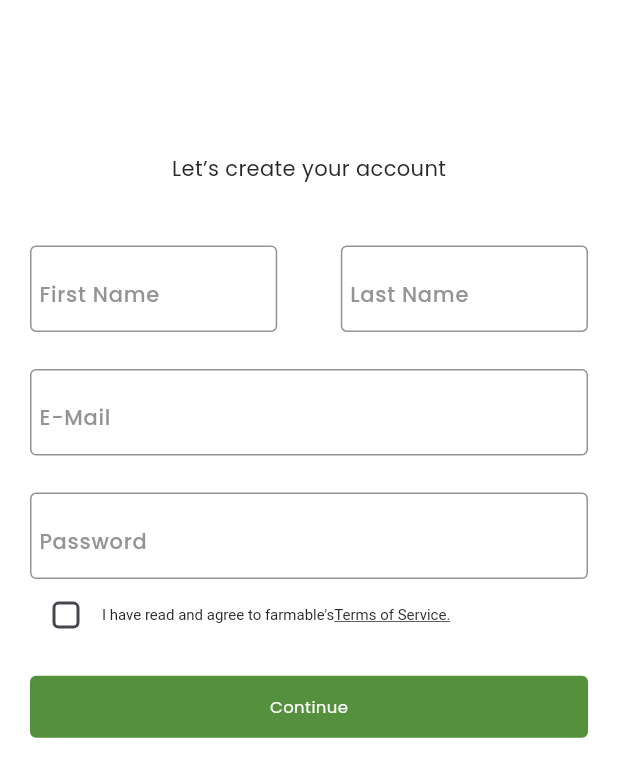
After one commit to Noah-Liknaw/AGRIVI, a Flutter app: the screen it shows after launch, on a phone screen of 412 x 824 dp. The commit adds this screen. Shown: the top 777 px of the screen. Run offline on Flutter 3.47's test engine with Material 3 defaults, Android fonts, the phone set to English and light mode, and no system bars; our stand-ins replace flashy_tab_bar2, flutter_map, flutter_markdown, get, get_storage, google_maps_flutter and 4 more.

Commit message:
ADDING SIGNUP AND LOGIN SCREENS UI STATUS == DONE

```diff
--- a/lib/app.dart
+++ b/lib/app.dart
@@ -1,6 +1,8 @@
 import 'package:flutter/material.dart';
 import 'package:get/get_navigation/src/root/get_material_app.dart';
+import 'package:t_store/features/authentication/screens/login2/login_screen.dart';
 import 'package:t_store/features/authentication/screens/onboarding/onboarding.dart';
+import 'package:t_store/features/authentication/screens/signup/sign_up_screen.dart';
 import 'package:t_store/utils/constants/text_strings.dart';
 import 'package:t_store/utils/theme/theme.dart';
 
@@ -14,7 +16,9 @@ class App extends StatelessWidget {
       themeMode: ThemeMode.system,
       theme: TAppTheme.lightTheme,
       darkTheme: TAppTheme.darkTheme,
-      home: const OnBoardingScreen(),
+      // home: const OnBoardingScreen(),
+      home: SignupScreen(),
+      // home: LoginScreen(),
     );
   }
 }
--- /dev/null
+++ b/lib/features/authentication/screens/login2/widgets/custom_continue_button.dart
@@ -0,0 +1,39 @@
+import 'package:flutter/material.dart';
+
+class CustomContinueButton extends StatelessWidget {
+  final double width;
+  final double height;
+  final String text;
+  final VoidCallback onPressed;
+  const CustomContinueButton(
+      {super.key,
+      required this.width,
+      required this.height,
+      required this.text,
+      required this.onPressed});
+
+  @override
+  Widget build(BuildContext context) {
+    return GestureDetector(
+      onTap: onPressed,
+      child: Container(
+        width: width,
+        height: height,
+        decoration: BoxDecoration(
+          color: const Color.fromARGB(212, 50, 121, 20),
+          borderRadius: BorderRadius.circular(4),
+        ),
+        child: Center(
+          child: Text(
+            text,
+            style: const TextStyle(
+              fontSize: 11,
+              fontWeight: FontWeight.w400,
+              color: Colors.white,
+            ),
+          ),
+        ),
+      ),
+    );
+  }
+}
--- /dev/null
+++ b/lib/features/authentication/screens/signup/sign_up_screen.dart
@@ -0,0 +1,155 @@
+import 'package:flutter/gestures.dart';
+import 'package:flutter/material.dart';
+import 'package:flutter/services.dart';
+import 'package:flutter_markdown/flutter_markdown.dart';
+import 'package:get/get_core/src/get_main.dart';
+import 'package:get/get_navigation/get_navigation.dart';
+import 'package:http/http.dart';
+import 'package:t_store/features/authentication/screens/signup/widgets/custom_continue_button.dart';
+import 'package:t_store/features/authentication/screens/signup/widgets/terms_of_services.dart';
+import 'package:t_store/features/authentication/screens/signup/widgets/text_field.dart';
+import 'package:t_store/utils/constants/colors.dart';
+import 'package:t_store/utils/constants/text_strings.dart';
+
+class SignupScreen extends StatefulWidget {
+  const SignupScreen({super.key});
+
+  @override
+  State<SignupScreen> createState() => _SignupScreenState();
+}
+
+class _SignupScreenState extends State<SignupScreen> {
+  bool initialValue = false;
+
+  void checkBoxOnchange(bool value) {
+    setState(() {
+      initialValue = value;
+    });
+  }
+
+  void showTermsAndService() {
+    showDialog(
+        context: context,
+        builder: (context) => const TermsOfServices(
+              mdFileName: 'terms_of_service.md',
+            ));
+  }
+
+  @override
+  Widget build(BuildContext context) {
+    final size = MediaQuery.of(context).size;
+    return Scaffold(
+        body: Padding(
+      padding: const EdgeInsets.all(20),
+      child: Column(
+        crossAxisAlignment: CrossAxisAlignment.center,
+        children: [
+          SizedBox(
+            height: size.height * 0.1,
+          ),
+          const Text(TTexts.signupTitle),
+          SizedBox(
+            height: size.height * 0.05,
+          ),
+          Row(
+            mainAxisAlignment: MainAxisAlignment.spaceBetween,
+            children: [
+              CustomeTextField(
+                  textFormField: TextFormField(
+                    decoration: const InputDecoration(
+                        enabledBorder: InputBorder.none,
+                        border: InputBorder.none,
+                        focusedBorder: InputBorder.none,
+                        hintText: TTexts.firstName,
+                        hintStyle:
+                            TextStyle(color: TColors.darkGrey, fontSize: 14)),
+                  ),
+                  width: size.width * 0.4,
+                  height: size.height * 0.07),
+              CustomeTextField(
+                  textFormField: TextFormField(
+                    decoration: const InputDecoration(
+                        enabledBorder: InputBorder.none,
+                        border: InputBorder.none,
+                        focusedBorder: InputBorder.none,
+                        hintText: TTexts.lastName,
+                        hintStyle:
+                            TextStyle(color: TColors.darkGrey, fontSize: 14)),
+                  ),
+                  width: size.width * 0.4,
+                  height: size.height * 0.07),
+            ],
+          ),
+          SizedBox(
+            height: size.height * 0.03,
+          ),
+          CustomeTextField(
+            textFormField: TextFormField(
+              decoration: const InputDecoration(
+                  enabledBorder: InputBorder.none,
+                  border: InputBorder.none,
+                  focusedBorder: InputBorder.none,
+                  hintText: TTexts.email,
+                  hintStyle: TextStyle(color: TColors.darkGrey, fontSize: 14)),
+            ),
+            width: size.width,
+            height: size.height * 0.07,
+          ),
+          SizedBox(
+            height: size.height * 0.03,
+          ),
+          CustomeTextField(
+              textFormField: TextFormField(
+                obscureText: true,
+                decoration: const InputDecoration(
+                    enabledBorder: InputBorder.none,
+                    border: InputBorder.none,
+                    focusedBorder: InputBorder.none,
+                    hintText: TTexts.password,
+                    hintStyle:
+                        TextStyle(color: TColors.darkGrey, fontSize: 14)),
+              ),
+              width: size.width,
+              height: size.height * 0.07),
+          Row(
+            children: [
+              Checkbox(
+                  value: initialValue,
+                  onChanged: (value) {
+                    checkBoxOnchange(value!);
+                  }),
+              RichText(
+                text: TextSpan(
+                    text: "I have read and agree to farmable's",
+                    style: const TextStyle(
+                      fontSize: 10,
+                      color: TColors.black,
+                    ),
+                    children: [
+                      TextSpan(
+                        text: 'Terms of Service.',
+                        style: const TextStyle(
+                            decoration: TextDecoration.underline),
+                        recognizer: TapGestureRecognizer()
+                          ..onTap = () {
+                            showTermsAndService();
+                          },
+                      )
+                    ]),
+              ),
+            ],
+          ),
+          SizedBox(
+            height: size.height * 0.02,
+          ),
+          CustomContinueButton(
+            onPressed: () {},
+            width: size.width,
+            height: size.height * 0.05,
+            text: 'Continue',
+          ),
+        ],
+      ),
+    ));
+  }
+}
--- /dev/null
+++ b/lib/features/authentication/screens/signup/widgets/custom_continue_button.dart
@@ -0,0 +1,39 @@
+import 'package:flutter/material.dart';
+
+class CustomContinueButton extends StatelessWidget {
+  final double width;
+  final double height;
+  final String text;
+  final VoidCallback onPressed;
+  const CustomContinueButton(
+      {super.key,
+      required this.width,
+      required this.height,
+      required this.text,
+      required this.onPressed});
+
+  @override
+  Widget build(BuildContext context) {
+    return GestureDetector(
+      onTap: onPressed,
+      child: Container(
+        width: width,
+        height: height,
+        decoration: BoxDecoration(
+          color: const Color.fromARGB(212, 50, 121, 20),
+          borderRadius: BorderRadius.circular(4),
+        ),
+        child: Center(
+          child: Text(
+            text,
+            style: const TextStyle(
+              fontSize: 11,
+              fontWeight: FontWeight.w400,
+              color: Colors.white,
+            ),
+          ),
+        ),
+      ),
+    );
+  }
+}
--- /dev/null
+++ b/lib/features/authentication/screens/signup/widgets/text_field.dart
@@ -0,0 +1,32 @@
+import 'package:flutter/material.dart';
+
+import '../../../../../utils/constants/colors.dart';
+import '../../../../../utils/constants/text_strings.dart';
+
+class CustomeTextField extends StatelessWidget {
+  final double width;
+  final double height;
+  final TextFormField textFormField;
+  const CustomeTextField(
+      {super.key,
+      required this.textFormField,
+      required this.width,
+      required this.height});
+
+  @override
+  Widget build(BuildContext context) {
+    final size = MediaQuery.of(context).size;
+    return Container(
+      padding: EdgeInsets.only(top: 8, left: 5),
+      width: width,
+      height: height,
+      decoration: BoxDecoration(
+          border: Border.all(
+            color: TColors.darkGrey,
+            width: 1,
+          ),
+          borderRadius: BorderRadius.circular(4)),
+      child: Center(child: textFormField),
+    );
+  }
+}
--- a/pubspec.yaml
+++ b/pubspec.yaml
@@ -21,6 +21,7 @@ dependencies:
   flutter_native_splash: ^2.3.1
   flutter_launcher_icons: ^0.13.1
   smooth_page_indicator: ^1.1.0
+  flutter_markdown: ^0.6.18+3
 
   # Icons
   iconsax: ^0.0.8
@@ -77,6 +78,7 @@ flutter:
     - assets/icons/payment_methods/
     - assets/images/on_boarding_images/
     - assets/fitness_app/
+    - assets/terms_of_services/terms_of_service.md
 
   #--------------- LOCAL FONTS ------------------#
   fonts:
```
Also changed, not shown: lib/features/authentication/screens/login2/login_screen.dart (added, +91 -0 lines), lib/features/authentication/screens/login2/widgets/customTextfield.dart (added, +31 -0 lines), lib/features/authentication/screens/signup/widgets/terms_of_services.dart (added, +61 -0 lines), pubspec.lock, 1 other file.
